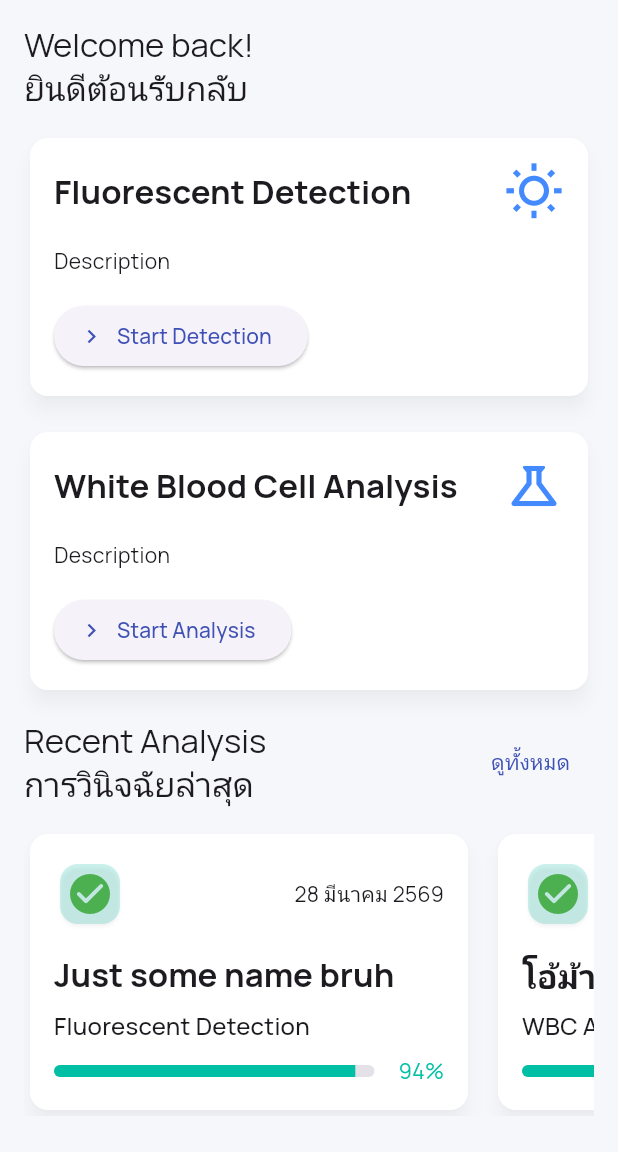
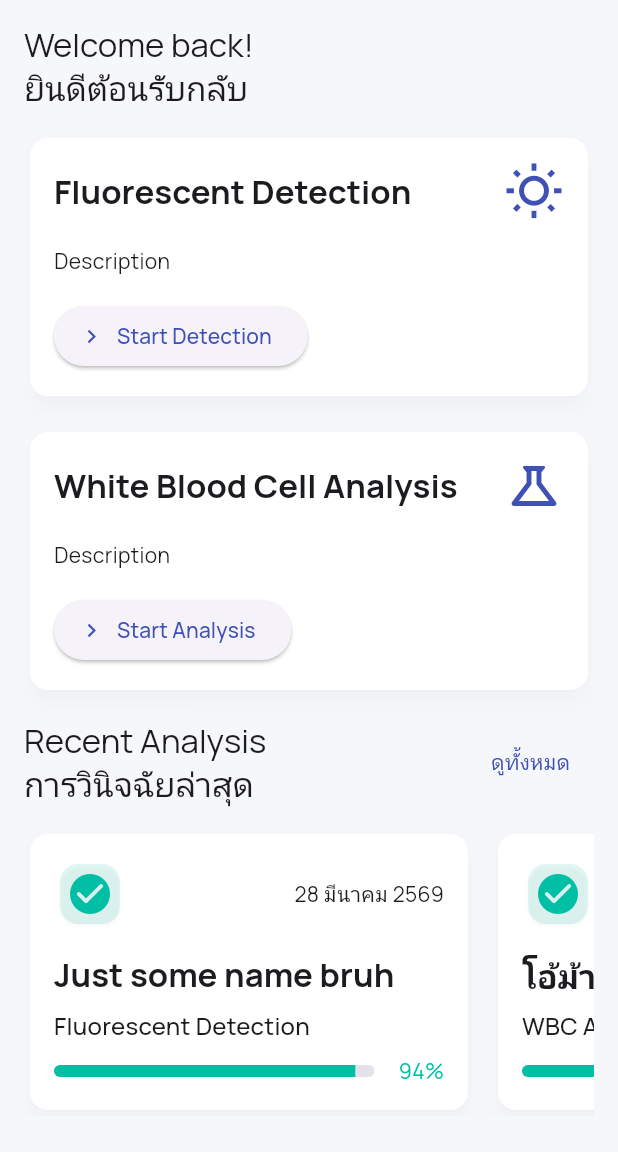
Before and after one commit to cybloxboi/PhytoGlow, a Flutter app: the screen it shows after launch, on a phone screen of 412 x 824 dp, the part 84-1236 px from its top. Run offline on Flutter 3.47's test engine with Material 3 defaults, Android fonts, the phone set to English and light mode, and no system bars; our stand-ins replace camera, go_router, google_fonts, image_picker, share_plus, web; missing offline and left inert: dart:js_interop, opencv_dart.

Commit message:
feat(ui): Implement dark mode support and refactor error handling
This commit introduces a comprehensive dark mode theme and improves the application's overall styling by moving away from hardcoded colors to a dynamic, theme-based approach. It also refactors error handling by moving error-related pages into dedicated files and improving route state management.

Key changes:
- **feat(ui):**
    - Implement a full `darkTheme` configuration in `main.dart` with custom color schemes and background colors.
    - Update `MaterialApp.router` to support system-wide theme switching (`themeMode: ThemeMode.system`).
    - Refactor `ResultPage`, `ResultCard`, and `DetectionCard` to use `Theme.of(context)` for colors (e.g., `colorScheme.secondary`, `colorScheme.primary`) instead of hardcoded constants like `Colors.green` or `Colors.white`.
    - Update font styling to apply color and Thai language fallbacks more consistently across light and dark themes.
- **refactor(error_handling):**
    - Extract `_NotFoundPage` and `_MissingRouteDataPage` from `main.dart` into standalone files (`not_found_page.dart` and `missing_route_data_page.dart`).
    - Improve the UI of error pages with better spacing and adaptive container colors.
- **refactor(routing):**
    - Update `getAppBar` to use `GoRouterState.of(context)` for determining the current route and back button visibility.
    - Simplify navigation logic back to the 'home' route.
- **style:**
    - Clean up code by adding missing whitespace and converting several static helper methods (`_toDouble`, `_toInt`) to use more consistent block formatting.
    - Use `withValues(alpha: ...)` instead of `withAlpha(...)` for modern Flutter compatibility.

```diff
--- a/lib/classes/ui/detection_card.dart
+++ b/lib/classes/ui/detection_card.dart
@@ -20,6 +20,7 @@ class DetectionCard extends StatelessWidget {
 
   @override
   Widget build(BuildContext context) {
+    final theme = Theme.of(context);
     final slideAnimation = Tween<Offset>(
       begin: const Offset(0, 0.2),
       end: Offset.zero,
@@ -33,7 +34,6 @@ class DetectionCard extends StatelessWidget {
           children: [
             Expanded(
               child: Card(
-                color: Colors.white,
                 elevation: 5,
                 child: Padding(
                   padding: const EdgeInsets.all(16),
@@ -44,11 +44,16 @@ class DetectionCard extends StatelessWidget {
                         children: [
                           Text(
                             title,
-                            style: Theme.of(context).textTheme.titleLarge
-                                ?.copyWith(fontWeight: FontWeight.bold),
+                            style: theme.textTheme.titleLarge?.copyWith(
+                              fontWeight: FontWeight.bold,
+                            ),
                           ),
                           const Spacer(),
-                          Icon(icon, color: Colors.blueAccent, size: 40),
+                          Icon(
+                            icon,
+                            color: theme.colorScheme.primary,
+                            size: 40,
+                          ),
                         ],
                       ),
                       const SizedBox(height: 16),
--- a/lib/classes/ui/result_card.dart
+++ b/lib/classes/ui/result_card.dart
@@ -10,10 +10,11 @@ class ResultCard extends StatelessWidget {
 
   @override
   Widget build(BuildContext context) {
+    final theme = Theme.of(context);
+
     return SizedBox(
       width: 300,
       child: Card(
-        color: Colors.white,
         elevation: 5,
         clipBehavior: Clip.antiAlias,
         child: InkWell(
@@ -26,15 +27,15 @@ class ResultCard extends StatelessWidget {
                 Row(
                   children: [
                     Card(
-                      color: Theme.of(
-                        context,
-                      ).colorScheme.secondary.withAlpha(50),
-                      child: const Padding(
+                      color: theme.colorScheme.secondary.withValues(
+                        alpha: 0.12,
+                      ),
+                      child: Padding(
                         padding: EdgeInsets.all(4.0),
                         child: Icon(
                           Icons.check_circle_rounded,
                           size: 32,
-                          color: Colors.green,
+                          color: theme.colorScheme.secondary,
                         ),
                       ),
                     ),
@@ -45,12 +46,12 @@ class ResultCard extends StatelessWidget {
                 const SizedBox(height: 16),
                 Text(
                   item.title,
-                  style: Theme.of(
-                    context,
-                  ).textTheme.titleLarge?.copyWith(fontWeight: FontWeight.bold),
+                  style: theme.textTheme.titleLarge?.copyWith(
+                    fontWeight: FontWeight.bold,
+                  ),
                 ),
                 const SizedBox(height: 8),
-                Text(item.type, style: Theme.of(context).textTheme.titleMedium),
+                Text(item.type, style: theme.textTheme.titleMedium),
                 const SizedBox(height: 8),
                 Row(
                   children: [
@@ -60,11 +61,10 @@ class ResultCard extends StatelessWidget {
                         child: LinearProgressIndicator(
                           value: item.confidence,
                           minHeight: 8,
-                          backgroundColor: Theme.of(
-                            context,
-                          ).colorScheme.surfaceContainerHighest,
+                          backgroundColor:
+                              theme.colorScheme.surfaceContainerHighest,
                           valueColor: AlwaysStoppedAnimation(
-                            Theme.of(context).colorScheme.secondary,
+                            theme.colorScheme.secondary,
                           ),
                         ),
                       ),
@@ -72,9 +72,7 @@ class ResultCard extends StatelessWidget {
                     const SizedBox(width: 16),
                     Text(
                       '${(item.confidence * 100).toInt()}%',
-                      style: TextStyle(
-                        color: Theme.of(context).colorScheme.secondary,
-                      ),
+                      style: TextStyle(color: theme.colorScheme.secondary),
                     ),
                   ],
                 ),
--- a/lib/functions/files/download_bytes_io.dart
+++ b/lib/functions/files/download_bytes_io.dart
@@ -22,6 +22,7 @@ Future<void> downloadBytes({
       'fileName': fileName,
       'mimeType': mimeType,
     });
+
     return;
   }
 
--- a/lib/functions/files/pick_image_bytes.dart
+++ b/lib/functions/files/pick_image_bytes.dart
@@ -4,12 +4,16 @@ import 'package:phyto_glow/classes/data/picked_image_data.dart';
 Future<PickedImageData?> pickImageBytes() async {
   final picker = ImagePicker();
   final file = await picker.pickImage(source: ImageSource.gallery);
+
   if (file == null) {
     return null;
   }
 
   final bytes = await file.readAsBytes();
-  if (bytes.isEmpty) return null;
+
+  if (bytes.isEmpty) {
+    return null;
+  }
 
   return PickedImageData(
     name: file.name.isEmpty ? 'เลือกรูปภาพแล้ว' : file.name,
--- a/lib/functions/ui/app_bar.dart
+++ b/lib/functions/ui/app_bar.dart
@@ -3,9 +3,9 @@ import 'package:go_router/go_router.dart';
 
 AppBar getAppBar(BuildContext context, String title) {
   final navigator = Navigator.of(context);
-  final router = GoRouter.of(context);
-  final currentLocation = router.routeInformationProvider.value.uri.path;
-  final shouldShowBackButton = navigator.canPop() || currentLocation != '/';
+  final state = GoRouterState.of(context);
+  final isHome = state.name == 'home';
+  final shouldShowBackButton = navigator.canPop() || !isHome;
 
   return AppBar(
     leading: shouldShowBackButton
@@ -17,7 +17,7 @@ AppBar getAppBar(BuildContext context, String title) {
                 return;
               }
 
-              router.goNamed('home');
+              context.goNamed('home');
             },
           )
         : null,
--- a/lib/main.dart
+++ b/lib/main.dart
@@ -4,7 +4,8 @@ import 'package:flutter_web_plugins/url_strategy.dart';
 import 'package:go_router/go_router.dart';
 import 'package:google_fonts/google_fonts.dart';
 import 'package:phyto_glow/classes/data/result_page_data.dart';
-import 'package:phyto_glow/functions/ui/app_bar.dart';
+import 'package:phyto_glow/pages/error_handling/missing_route_data_page.dart';
+import 'package:phyto_glow/pages/error_handling/not_found_page.dart';
 import 'package:phyto_glow/pages/fluorescent_detection_page.dart';
 import 'package:phyto_glow/pages/home_page.dart';
 import 'package:phyto_glow/pages/result_page.dart';
@@ -45,8 +46,9 @@ class PhytoGlow extends StatelessWidget {
                   name: 'fluorescent-result',
                   builder: (context, state) {
                     final data = state.extra;
+
                     if (data is! ResultPageData) {
-                      return const _MissingRouteDataPage();
+                      return const MissingRouteDataPage();
                     }
 
                     return ResultPage(
@@ -68,8 +70,9 @@ class PhytoGlow extends StatelessWidget {
                   name: 'wbc-result',
                   builder: (context, state) {
                     final data = state.extra;
+
                     if (data is! ResultPageData) {
-                      return const _MissingRouteDataPage();
+                      return const MissingRouteDataPage();
                     }
 
                     return ResultPage(
@@ -86,30 +89,38 @@ class PhytoGlow extends StatelessWidget {
       ],
 
       errorBuilder: (context, state) =>
-          _NotFoundPage(attemptedPath: state.uri.path),
+          NotFoundPage(attemptedPath: state.uri.path),
     );
   }
 
   @override
   Widget build(BuildContext context) {
-    final baseTheme = ThemeData();
-    final lightScheme =
-        ColorScheme.fromSeed(
-          seedColor: _seedColor,
+    final notoSansThaiFamily = GoogleFonts.notoSansThai().fontFamily!;
+    final lightBaseTheme = ThemeData(
       brightness: Brightness.light,
-        ).copyWith(
-          primary: _primaryColor,
-          secondary: _secondaryColor,
-          tertiary: _tertiaryColor,
-          surface: Colors.white,
-          onSurface: const Color(0xFF1C1B1F),
-          outline: _neutralColor,
-          outlineVariant: _neutralColor.withValues(alpha: 0.35),
+      useMaterial3: true,
     );
-    final notoSansThaiFamily = GoogleFonts.notoSansThai().fontFamily!;
-    final manropeTextTheme = GoogleFonts.manropeTextTheme(baseTheme.textTheme);
-    final manropePrimaryTextTheme = GoogleFonts.manropeTextTheme(
-      baseTheme.primaryTextTheme,
+    final darkBaseTheme = ThemeData(
+      brightness: Brightness.dark,
+      useMaterial3: true,
+    );
+    final lightTheme = _buildTheme(
+      baseTheme: lightBaseTheme,
+      brightness: Brightness.light,
+      textTheme: GoogleFonts.manropeTextTheme(lightBaseTheme.textTheme),
+      primaryTextTheme: GoogleFonts.manropeTextTheme(
+        lightBaseTheme.primaryTextTheme,
+      ),
+      fallbackFamily: notoSansThaiFamily,
+    );
+    final darkTheme = _buildTheme(
+      baseTheme: darkBaseTheme,
+      brightness: Brightness.dark,
+      textTheme: GoogleFonts.manropeTextTheme(darkBaseTheme.textTheme),
+      primaryTextTheme: GoogleFonts.manropeTextTheme(
+        darkBaseTheme.primaryTextTheme,
+      ),
+      fallbackFamily: notoSansThaiFamily,
     );
 
     return MaterialApp.router(
@@ -121,32 +132,78 @@ class PhytoGlow extends StatelessWidget {
         GlobalCupertinoLocalizations.delegate,
       ],
       routerConfig: _router,
-      theme: baseTheme.copyWith(
-        colorScheme: lightScheme,
-        scaffoldBackgroundColor: const Color(0xFFF6F7FB),
+      theme: lightTheme,
+      darkTheme: darkTheme,
+      themeMode: ThemeMode.system,
+    );
+  }
+
+  ThemeData _buildTheme({
+    required ThemeData baseTheme,
+    required Brightness brightness,
+    required TextTheme textTheme,
+    required TextTheme primaryTextTheme,
+    required String fallbackFamily,
+  }) {
+    final isDark = brightness == Brightness.dark;
+    final scheme =
+        ColorScheme.fromSeed(
+          seedColor: _seedColor,
+          brightness: brightness,
+        ).copyWith(
+          primary: _primaryColor,
+          secondary: _secondaryColor,
+          tertiary: _tertiaryColor,
+          surface: isDark ? const Color(0xFF171A24) : Colors.white,
+          onSurface: isDark ? const Color(0xFFE8EAF2) : const Color(0xFF1C1B1F),
+          outline: isDark ? const Color(0xFF8B93A7) : _neutralColor,
+          outlineVariant: isDark
+              ? const Color(0xFF8B93A7).withValues(alpha: 0.32)
+              : _neutralColor.withValues(alpha: 0.35),
+        );
+
+    return baseTheme.copyWith(
+      brightness: brightness,
+      colorScheme: scheme,
+      scaffoldBackgroundColor: isDark
+          ? const Color(0xFF0E1118)
+          : const Color(0xFFF6F7FB),
       appBarTheme: AppBarTheme(
-          backgroundColor: lightScheme.surface,
-          foregroundColor: lightScheme.onSurface,
+        backgroundColor: scheme.surface,
+        foregroundColor: scheme.onSurface,
         elevation: 0,
         surfaceTintColor: Colors.transparent,
       ),
       cardTheme: CardThemeData(
-          color: lightScheme.surface,
-          shadowColor: _neutralColor.withValues(alpha: 0.12),
+        color: scheme.surface,
+        shadowColor: Colors.black.withValues(alpha: isDark ? 0.32 : 0.12),
         surfaceTintColor: Colors.transparent,
       ),
-        textTheme: _applyThaiFallback(manropeTextTheme, notoSansThaiFamily),
+      textTheme: _applyThaiFallback(
+        textTheme.apply(
+          bodyColor: scheme.onSurface,
+          displayColor: scheme.onSurface,
+          decorationColor: scheme.onSurface,
+        ),
+        fallbackFamily,
+      ),
       primaryTextTheme: _applyThaiFallback(
-          manropePrimaryTextTheme,
-          notoSansThaiFamily,
+        primaryTextTheme.apply(
+          bodyColor: scheme.onPrimary,
+          displayColor: scheme.onPrimary,
+          decorationColor: scheme.onPrimary,
         ),
+        fallbackFamily,
       ),
     );
   }
 
   TextTheme _applyThaiFallback(TextTheme textTheme, String fallbackFamily) {
     TextStyle? withFallback(TextStyle? style) {
-      if (style == null) return null;
+      if (style == null) {
+        return null;
+      }
+
       return style.copyWith(fontFamilyFallback: <String>[fallbackFamily]);
     }
 
@@ -169,100 +226,3 @@ class PhytoGlow extends StatelessWidget {
     );
   }
 }
-
-class _MissingRouteDataPage extends StatelessWidget {
-  const _MissingRouteDataPage();
-
-  @override
-  Widget build(BuildContext context) {
-    return Title(
-      title: 'Phyto Glow',
-      color: const Color(0xFF3F51B5),
-      child: Scaffold(
-        appBar: getAppBar(context, 'Phyto Glow'),
-        body: Center(
-          child: Padding(
-            padding: const EdgeInsets.all(24),
-            child: Text(
-              '404 Not Found',
-              style: Theme.of(context).textTheme.titleMedium,
-              textAlign: TextAlign.center,
-            ),
-          ),
-        ),
-      ),
-    );
-  }
-}
-
-class _NotFoundPage extends StatelessWidget {
-  const _NotFoundPage({required this.attemptedPath});
-
-  final String attemptedPath;
-
-  @override
-  Widget build(BuildContext context) {
-    final textTheme = Theme.of(context).textTheme;
-
-    return Title(
-      title: 'Phyto Glow',
-      color: const Color(0xFF3F51B5),
-      child: Scaffold(
-        appBar: getAppBar(context, 'Phyto Glow'),
-        body: Center(
-          child: ConstrainedBox(
-            constraints: const BoxConstraints(maxWidth: 520),
-            child: Padding(
-              padding: const EdgeInsets.all(24),
-              child: Card(
-                child: Padding(
-                  padding: const EdgeInsets.all(24),
-                  child: Column(
-                    mainAxisSize: MainAxisSize.min,
-                    crossAxisAlignment: CrossAxisAlignment.start,
-                    children: [
-                      Text(
-                        'ไม่พบหน้าที่ต้องการ',
-                        style: textTheme.headlineSmall?.copyWith(
-                          fontWeight: FontWeight.w700,
-                        ),
-                      ),
-                      const SizedBox(height: 12),
-                      Text(
-                        'ลิงก์ที่เปิดอยู่ไม่มีอยู่ในแอป หรืออาจถูกย้ายออกแล้ว',
-                        style: textTheme.bodyMedium,
-                      ),
-                      const SizedBox(height: 12),
-                      Container(
-                        width: double.infinity,
-                        padding: const EdgeInsets.all(12),
-                        decoration: BoxDecoration(
-                          color: const Color(0xFFF6F7FB),
-                          borderRadius: BorderRadius.circular(12),
-                        ),
-                        child: Text(
-                          attemptedPath,
-                          style: textTheme.bodyMedium?.copyWith(
-                            fontWeight: FontWeight.w600,
-                          ),
-                        ),
-                      ),
-                      const SizedBox(height: 20),
-                      Center(
-                        child: FilledButton.icon(
-                          onPressed: () => context.goNamed('home'),
-                          icon: const Icon(Icons.home_rounded),
-                          label: const Text('กลับหน้าแรก'),
-                        ),
-                      ),
-                    ],
-                  ),
-                ),
-              ),
-            ),
-          ),
-        ),
-      ),
-    );
-  }
-}
--- a/lib/pages/result_page.dart
+++ b/lib/pages/result_page.dart
@@ -66,10 +66,10 @@ class _ResultPageState extends State<ResultPage> {
                       _SectionCard(
                         child: Row(
                           children: [
-                            const Icon(
+                            Icon(
                               Icons.check_circle_rounded,
                               size: 50,
-                              color: Colors.green,
+                              color: theme.colorScheme.secondary,
                             ),
                             const SizedBox(width: 16),
                             Column(
--- a/lib/services/roboflow_service.dart
+++ b/lib/services/roboflow_service.dart
@@ -42,6 +42,7 @@ class RoboflowService {
     }
 
     final decoded = jsonDecode(response.body);
+
     if (decoded is! Map<String, dynamic>) {
       throw const RoboflowException('Roboflow response is not a JSON object.');
     }
```
Also changed, not shown: lib/classes/roboflow/roboflow_inference_result.dart (+20 -5 lines), lib/classes/roboflow/roboflow_prediction.dart (+8 -2 lines), lib/pages/error_handling/missing_route_data_page.dart (added, +60 -0 lines), lib/pages/error_handling/not_found_page.dart (added, +77 -0 lines). Lines whose indentation alone changed are shown as unchanged.
